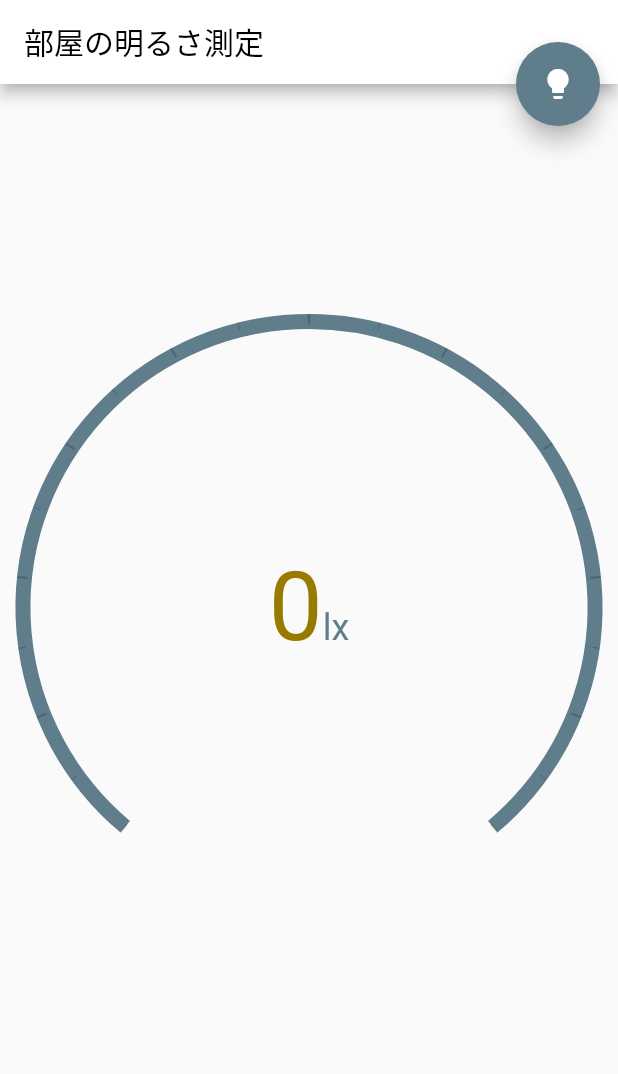
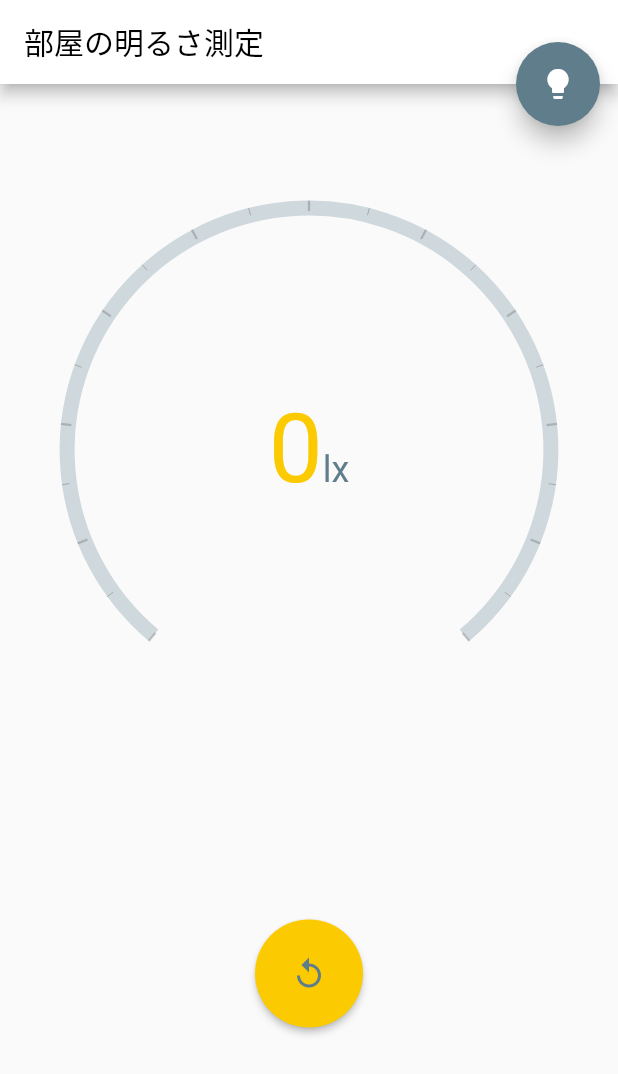
Before and after one commit to 15eb1137/malibu_orange, a Flutter app: the screen it shows after launch, on a phone screen of 412 x 824 dp. Shown: the top 1074 px of the screen. Run offline on Flutter 3.47's test engine with Material 2 defaults, Android fonts, the phone set to English and light mode, and no system bars; drawn by our look-alikes of google_mobile_ads, syncfusion_flutter_gauges; our stand-ins replace firebase_core, flutter_riverpod, freezed_annotation, go_router, shared_preferences; missing offline and left inert: environment_sensors; accounts and stored records are empty; network calls fail.

Commit message:
onPressのボタンに変更

```diff
--- a/flutter/lib/components/gauge_chart.dart
+++ b/flutter/lib/components/gauge_chart.dart
@@ -15,9 +15,9 @@ class GaugeChart extends ConsumerWidget {
     final colorMain = brightness >= 300
         ? himawari.toColor()
         : brightness >= 50
-            ? himawari.withValue(0.80).toColor()
-            : himawari.withValue(0.60).toColor();
-    const colorSub = Colors.blueGrey;
+            ? himawari.withSaturation(0.60).toColor()
+            : himawari.withSaturation(0.20).toColor();
+    final colorSub = Colors.blueGrey.shade100;
     return SfRadialGauge(axes: <RadialAxis>[
       RadialAxis(
           minimum: 0,
@@ -36,7 +36,8 @@ class GaugeChart extends ConsumerWidget {
                     crossAxisAlignment: CrossAxisAlignment.baseline,
                     children: [
                   Text('${brightness.floor()}',
-                      style: TextStyle(fontSize: 64, color: colorMain)),
+                      style:
+                          TextStyle(fontSize: 64, color: himawari.toColor())),
                   const Text('lx',
                       style: TextStyle(fontSize: 24, color: Colors.blueGrey))
                 ]))
--- a/flutter/lib/pages/brightness.dart
+++ b/flutter/lib/pages/brightness.dart
@@ -59,19 +59,32 @@ class BrightnessView extends ConsumerWidget {
   @override
   Widget build(BuildContext context, WidgetRef ref) {
     final appModelController = ref.watch(appModelProvider.notifier);
+    final brightness =
+        ref.watch(brightnessModelProvider.select((model) => model.brightness));
     final ThemeMode themeMode = ref.watch(appModelProvider
         .select((model) => model.themeMode ?? ThemeMode.system));
-    final brightnessModelController =
-        ref.watch(brightnessModelProvider.notifier);
-    //TODO: onPressのボタンに変更
-    ref.watch(brightnessStreamProvider).whenData(
-        (brightness) => brightnessModelController.setBrightness(brightness));
+    const HSVColor himawari = HSVColor.fromAHSV(1.0, 48.0, 1.0, 0.99);
+    void reloadBrightness() =>
+        ref.watch(brightnessStreamProvider.future).then((brightness) => ref
+            .watch(brightnessModelProvider.notifier)
+            .setBrightness(brightness));
+    if (brightness == 0.0) reloadBrightness();
     return Scaffold(
       appBar: const AppBarComponent(title: '部屋の明るさ測定'),
       body: SizedBox(
           width: MediaQuery.of(context).size.width,
           height: MediaQuery.of(context).size.height,
-          child: const GaugeChart()),
+          child: Column(
+              mainAxisAlignment: MainAxisAlignment.spaceAround,
+              children: [
+                const GaugeChart(),
+                MaterialButton(
+                    onPressed: reloadBrightness,
+                    color: himawari.toColor(),
+                    shape: const CircleBorder(),
+                    padding: const EdgeInsets.all(24),
+                    child: const Icon(Icons.replay, color: Colors.blueGrey))
+              ])),
       floatingActionButton: FloatingActionButton(
           onPressed: () {
             final bool isDarkModeActive = themeMode == ThemeMode.dark;
```
